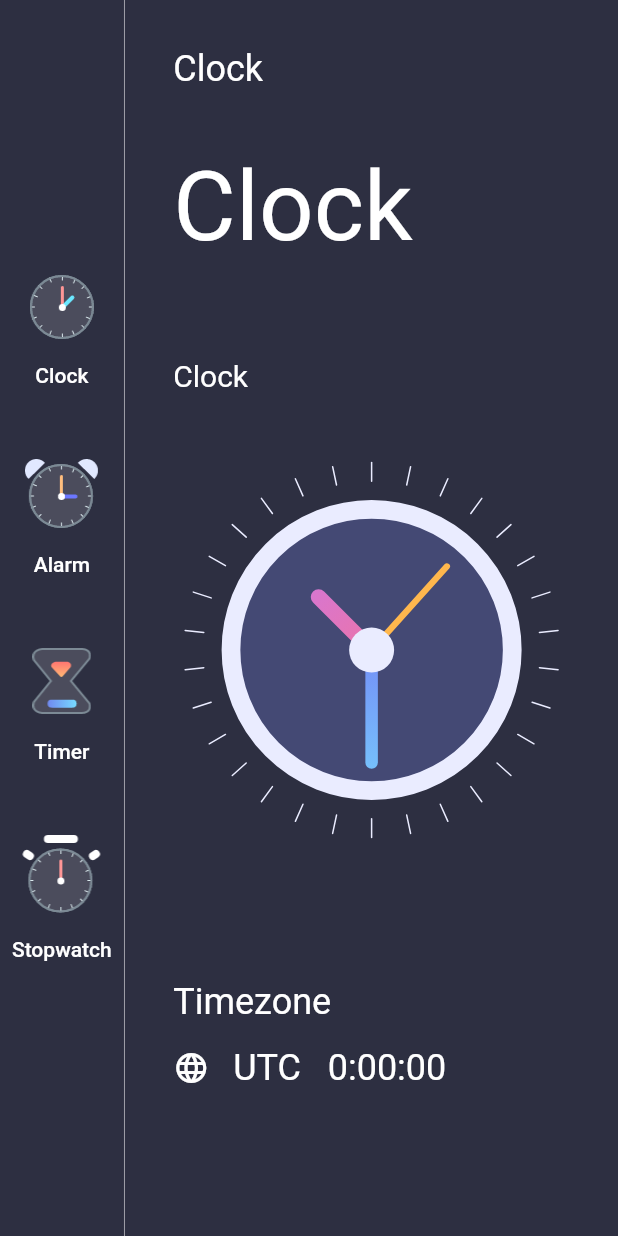
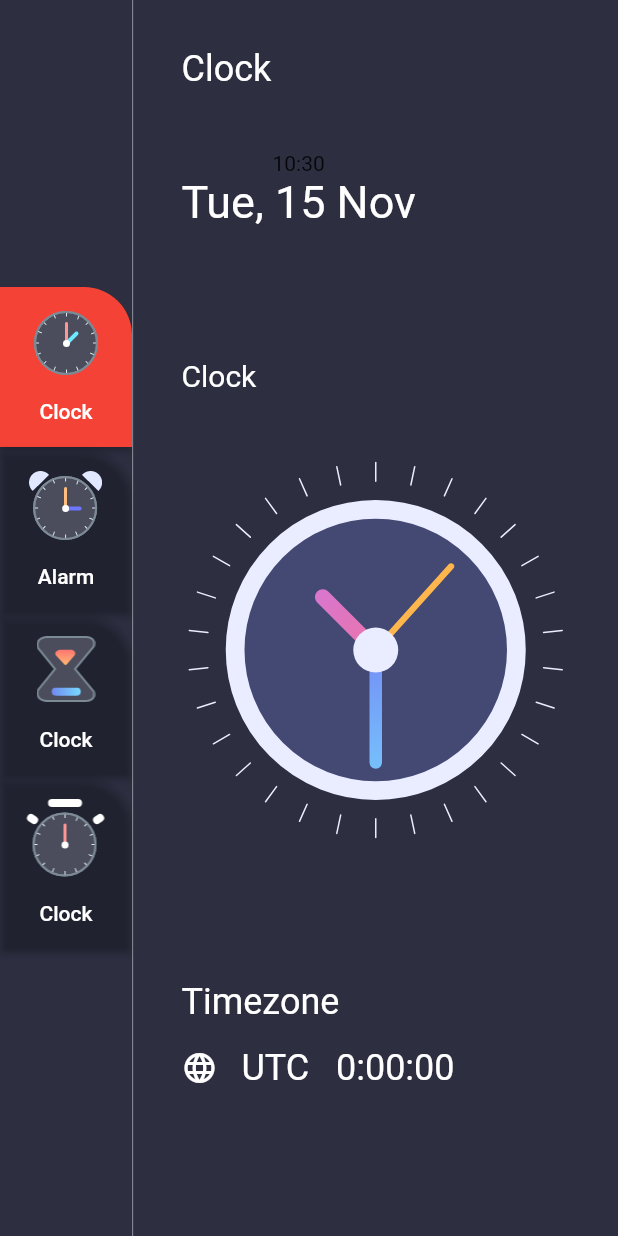
Before and after one commit to Anushavysakh/ClockApp, a Flutter app: the screen it shows after launch, on a phone screen of 412 x 824 dp. Run offline on Flutter 3.47's test engine with Material 2 defaults, Android fonts, the phone set to English and light mode, and no system bars; our stand-ins replace dotted_border, flutter_local_notifications.

Commit message:
ClockApp

```diff
--- /dev/null
+++ b/lib/data.dart
@@ -0,0 +1,18 @@
+import 'dart:ui';
+
+import 'package:clock_app/constants/theme.dart';
+import 'package:clock_app/model/enums.dart';
+
+import 'alarm_info.dart';
+import 'model/menu_info.dart';
+
+List<MenuInfo> menuItems = [
+  MenuInfo(MenuType.clock,title: 'Clock',imageSource: 'assets/clock_icon.png'),
+  MenuInfo(MenuType.alarm,title: 'Alarm',imageSource: 'assets/alarm.png'),
+  MenuInfo(MenuType.timer,title: 'Clock',imageSource: 'assets/timer_icon.png'),
+  MenuInfo(MenuType.stopwatch,title: 'Clock',imageSource: 'assets/stopwatch_icon.png'),
+];
+
+List<AlarmInfo> alarms = [AlarmInfo(DateTime.now().add(const Duration(hours: 1)),description: 'Office',gradientColors: GradientColors.fire),
+  AlarmInfo(DateTime.now().add(const Duration(hours: 1)),description: 'Sports',gradientColors: GradientColors.sky),
+];
--- a/lib/home_page.dart
+++ /dev/null
@@ -1,145 +0,0 @@
-import 'package:clock_app/clock_view_page.dart';
-import 'package:flutter/material.dart';
-import 'package:intl/intl.dart';
-
-class HomePage extends StatefulWidget {
-  const HomePage({Key? key}) : super(key: key);
-
-  @override
-  State<HomePage> createState() => _HomePageState();
-}
-
-class _HomePageState extends State<HomePage> {
-  @override
-  Widget build(BuildContext context) {
-    var now = DateTime.now();
-    var formattedTime = DateFormat('HH:mm').format(now);
-    var formattedDate = DateFormat('EEE,d MMM').format(now);
-    var timezoneString = now.timeZoneOffset.toString().split('.').first;
-    var offsetSign = '';
-    if (!timezoneString.startsWith('-')) offsetSign = '';
-    print(timezoneString);
-
-    return Scaffold(
-      backgroundColor: Color(0xFF2D2F41),
-      body: Row(
-        children: [
-          Column(
-            mainAxisAlignment: MainAxisAlignment.center,
-            children: [
-              buildElevatedButton('Clock', 'assets/clock_icon.png'),
-              buildElevatedButton('Alarm', 'assets/alarm.png'),
-              buildElevatedButton('Timer', 'assets/timer_icon.png'),
-              buildElevatedButton('Stopwatch', 'assets/stopwatch_icon.png')
-            ],
-          ),
-          VerticalDivider(
-            color: Colors.white54,
-            width: 1,
-          ),
-          Expanded(
-            child: Container(
-              padding: const EdgeInsets.all(32),
-              alignment: Alignment.center,
-              color: const Color(0xFF2D2F41),
-              child: Column(
-                crossAxisAlignment: CrossAxisAlignment.start,
-                children: [
-                  Flexible(
-                    flex: 1,
-                    fit: FlexFit.tight,
-                    child: Text(
-                      'Clock',
-                      style: TextStyle(color: Colors.white, fontSize: 24),
-                    ),
-                  ),
-                  Flexible(flex: 2,
-                    child: Column(
-                      children: [
-                        const Text(
-                          'Clock',
-                          style: TextStyle(color: Colors.white, fontSize: 64),
-                        ),
-                      ],
-                    ),
-                  ),
-                  Flexible(flex: 1,
-                    fit: FlexFit.tight,
-                    child: Column(
-                      children: const [
-                        Text(
-                          'Clock',
-                          style: TextStyle(color: Colors.white, fontSize: 20),
-                        ),
-                      ],
-                    ),
-                  ),
-                  Flexible(
-                      flex: 5,
-                      fit: FlexFit.tight,
-                      child: Align(
-                          alignment: Alignment.center,
-                          child: const ClockView(size: 250,))),
-                  Flexible(
-                    flex: 2,
-                    fit: FlexFit.tight,
-                    child: Column(crossAxisAlignment: CrossAxisAlignment.start,
-                      children: [
-                        const Text(
-                          'Timezone',
-                          style: TextStyle(color: Colors.white, fontSize: 24),
-                        ),SizedBox(height: 16,),
-                        Row(
-                          children: <Widget>[
-                            const Icon(
-                              Icons.language,
-                              color: Colors.white,
-                            ),
-                            const SizedBox(
-                              width: 16,
-                            ),
-                            Text(
-                              'UTC $offsetSign  $timezoneString',
-                              style:
-                              const TextStyle(color: Colors.white, fontSize: 24),
-                            )
-                          ],
-                        )
-                      ],
-                    ),
-                  ),
-
-                ],
-              ),
-            ),
-          ),
-        ],
-      ),
-    );
-  }
-
-  Padding buildElevatedButton(String title, String image) {
-    return Padding(
-      padding: const EdgeInsets.symmetric(vertical: 16.0),
-      child: TextButton(style: ButtonStyle(
-      ),
-          onPressed: () {},
-          child: Column(
-            mainAxisAlignment: MainAxisAlignment.center,
-            children: <Widget>[
-              Image.asset(
-                image,
-                scale: 1.5,
-              ),
-              const SizedBox(
-                height: 16,
-              ),
-              Text(
-                title,
-                style: TextStyle(color: Colors.white, fontSize: 14),
-              ),
-            ],
-          )),
-    );
-  }
-}
--- /dev/null
+++ b/lib/model/enums.dart
@@ -0,0 +1 @@
+enum MenuType { clock, alarm, timer, stopwatch }
--- /dev/null
+++ b/lib/model/menu_info.dart
@@ -0,0 +1,22 @@
+import 'package:clock_app/model/enums.dart';
+import 'package:flutter/material.dart';
+import 'package:provider/provider.dart';
+
+class MenuInfo extends ChangeNotifier {
+  MenuType menuType;
+  String? title;
+  String? imageSource;
+
+  MenuInfo(this.menuType, {this.title, this.imageSource});
+
+  updateMenu(MenuInfo menuInfo) {
+    this.menuType = menuInfo.menuType;
+    this.title = menuInfo.title;
+    this.imageSource = menuInfo.imageSource;
+
+    notifyListeners();
+
+
+
+  }
+}
--- /dev/null
+++ b/lib/pages/clock_page.dart
@@ -0,0 +1,115 @@
+import 'package:clock_app/widgets/digital_clock.dart';
+import 'package:flutter/material.dart';
+import 'package:intl/intl.dart';
+
+import 'clock_view_page.dart';
+
+class ClockPage extends StatefulWidget {
+  const ClockPage({
+    Key? key,
+    required this.offsetSign,
+    required this.timezoneString,
+  }) : super(key: key);
+
+  final String offsetSign;
+  final String timezoneString;
+
+  @override
+  State<ClockPage> createState() => _ClockPageState();
+}
+
+class _ClockPageState extends State<ClockPage> {
+
+  var now = DateTime.now();
+  var formattedDate = DateFormat('EEE, d MMM').format(DateTime.now());
+  var timezoneString = DateTime.now().timeZoneOffset.toString().split('.').first;
+  @override
+  Widget build(BuildContext context) {
+    return Container(
+      padding: const EdgeInsets.all(32),
+      alignment: Alignment.center,
+      color: const Color(0xFF2D2F41),
+      child: Column(
+        crossAxisAlignment: CrossAxisAlignment.start,
+        children: [
+          const Flexible(
+            flex: 1,
+            fit: FlexFit.tight,
+            child: Text(
+              'Clock',
+              style: TextStyle(color: Colors.white, fontSize: 24),
+            ),
+          ),
+          Flexible(
+            flex: 2,
+            child: Column(
+              children:  [
+                DigitalClockWidget(),
+                Text(
+                  formattedDate,
+                  style:
+                  TextStyle(color: Colors.white, fontSize: 30),
+                ),
+              ],
+            ),
+          ),
+          Flexible(
+            flex: 1,
+            fit: FlexFit.tight,
+            child: Column(
+              children: const [
+                Text(
+                  'Clock',
+                  style:
+                  TextStyle(color: Colors.white, fontSize: 20),
+                ),
+              ],
+            ),
+          ),
+          const Flexible(
+              flex: 5,
+              fit: FlexFit.tight,
+              child: Align(
+                  alignment: Alignment.center,
+                  child: ClockView(
+                    size: 250,
+                  ))),
+          Flexible(
+            flex: 2,
+            fit: FlexFit.tight,
+            child: Column(
+              crossAxisAlignment: CrossAxisAlignment.start,
+              children: [
+                const Text(
+                  'Timezone',
+                  style:
+                  TextStyle(color: Colors.white, fontSize: 24),
+                ),
+                const SizedBox(
+                  height: 16,
+                ),
+                Row(
+                  children: <Widget>[
+                    const Icon(
+                      Icons.language,
+                      color: Colors.white,
+                    ),
+                    const SizedBox(
+                      width: 16,
+                    ),
+                    Text(
+                      'UTC ${widget.offsetSign}  ${widget.timezoneString}',
+                      style: const TextStyle(
+                          color: Colors.white, fontSize: 24),
+                    )
+                  ],
+                )
+              ],
+            ),
+          ),
+        ],
+      ),
+    );
+  }
+
+}
--- a/lib/clock_view_page.dart
+++ b/lib/pages/clock_view_page.dart
@@ -4,7 +4,6 @@ import 'dart:math';
 import 'package:flutter/material.dart';
 
 class ClockView extends StatefulWidget {
-
   final double? size;
 
   const ClockView({super.key, this.size});
@@ -14,17 +13,30 @@ class ClockView extends StatefulWidget {
 }
 
 class _ClockViewState extends State<ClockView> {
+  Timer? timerObj;
+
   @override
   void initState() {
-    Timer.periodic(const Duration(seconds: 1), (timer) {
+    timerObj = Timer.periodic(const Duration(seconds: 1), (timer) {
+      print("Inside timer");
+      // if (!mounted) return ;
+      print("After if statement");
       setState(() {});
     });
     super.initState();
   }
 
   @override
+  void dispose() {
+    print("Inside dispose");
+    super.dispose();
+    timerObj?.cancel();
+  }
+
+  @override
   Widget build(BuildContext context) {
-    return Align(alignment: Alignment.topCenter,
+    return Align(
+      alignment: Alignment.topCenter,
       child: Container(
         width: widget.size,
         height: widget.size,
@@ -90,9 +102,13 @@ class ClockPainter extends CustomPainter {
     canvas.drawCircle(center, radius * 0.75, outlineBrush);
 
     var hourHandX = centerX +
-        radius * 0.4 * cos((dateTime.hour * 30 + dateTime.minute * 0.5) * pi / 180);
+        radius *
+            0.4 *
+            cos((dateTime.hour * 30 + dateTime.minute * 0.5) * pi / 180);
     var hourHandY = centerY +
-        radius * 0.4 * sin((dateTime.hour * 30 + dateTime.minute * 0.5) * pi / 180);
+        radius *
+            0.4 *
+            sin((dateTime.hour * 30 + dateTime.minute * 0.5) * pi / 180);
     canvas.drawLine(center, Offset(hourHandX, hourHandY), hourHandBrush);
 
     var minHandX = centerX + radius * 0.6 * cos(dateTime.minute * 6 * pi / 180);
--- /dev/null
+++ b/lib/pages/home_page.dart
@@ -0,0 +1,100 @@
+import 'package:clock_app/data.dart';
+import 'package:clock_app/model/enums.dart';
+import 'package:clock_app/model/menu_info.dart';
+import 'package:clock_app/pages/clock_view_page.dart';
+import 'package:flutter/material.dart';
+import 'package:intl/intl.dart';
+import 'package:provider/provider.dart';
+
+import 'alarm_page.dart';
+import 'clock_page.dart';
+
+class HomePage extends StatefulWidget {
+  const HomePage({Key? key}) : super(key: key);
+
+  @override
+  State<HomePage> createState() => _HomePageState();
+}
+
+class _HomePageState extends State<HomePage> {
+  @override
+  Widget build(BuildContext context) {
+    var now = DateTime.now();
+    var formattedTime = DateFormat('HH:mm').format(now);
+    var formattedDate = DateFormat('EEE,d MMM').format(now);
+    var timezoneString = now.timeZoneOffset.toString().split('.').first;
+    var offsetSign = '';
+    if (!timezoneString.startsWith('-')) offsetSign = '';
+    print(timezoneString);
+
+    return Scaffold(
+      resizeToAvoidBottomInset: false,
+      backgroundColor: Color(0xFF2D2F41),
+      body: Row(
+        children: <Widget>[
+          Column(
+            mainAxisAlignment: MainAxisAlignment.center,
+            children: menuItems
+                .map((currentInfo) => buildElevatedButton(currentInfo))
+                .toList(),
+          ),
+          const VerticalDivider(
+            color: Colors.white54,
+            width: 1,
+          ),
+          Expanded(
+            child: Consumer<MenuInfo>(
+              builder: (BuildContext context, MenuInfo value, Widget? child) {
+                print("Inside consumer");
+                if (value.menuType == MenuType.clock) {
+                  return ClockPage(offsetSign: offsetSign, timezoneString: timezoneString);
+                } else if (value.menuType == MenuType.alarm) {
+                  return const AlarmPage();
+                }
+                else {
+                  return ClockPage(
+                    offsetSign: offsetSign, timezoneString: timezoneString);
+                }
+              },
+            ),
+          ),
+        ],
+      ),
+    );
+  }
+
+  Widget buildElevatedButton(MenuInfo currentMenuInfo) {
+    return Consumer<MenuInfo>(
+      builder: (BuildContext context, MenuInfo value, Widget? child) {
+        return MaterialButton(
+            padding: EdgeInsets.symmetric(vertical: 16),
+            shape: const RoundedRectangleBorder(
+                borderRadius: BorderRadius.only(topRight: Radius.circular(32))),
+            color: currentMenuInfo.menuType == value.menuType
+                ? Colors.red
+                : Colors.transparent,
+            onPressed: () {
+              var menuInfo = Provider.of<MenuInfo>(context, listen: false);
+              menuInfo.updateMenu(currentMenuInfo);
+              //context.read<MenuInfo>().updateMenu(currentMenuInfo);
+            },
+            child: Column(
+              mainAxisAlignment: MainAxisAlignment.center,
+              children: <Widget>[
+                Image.asset(
+                  currentMenuInfo.imageSource ?? ' ',
+                  scale: 1.5,
+                ),
+                const SizedBox(
+                  height: 16,
+                ),
+                Text(
+                  currentMenuInfo.title ?? ' ',
+                  style: const TextStyle(color: Colors.white, fontSize: 14),
+                ),
+              ],
+            ));
+      },
+    );
+  }
+}
--- /dev/null
+++ b/lib/widgets/digital_clock.dart
@@ -0,0 +1,46 @@
+import 'dart:async';
+
+import 'package:flutter/material.dart';
+import 'package:intl/intl.dart';
+
+class DigitalClockWidget extends StatefulWidget {
+  const DigitalClockWidget({
+    Key? key,
+  }) : super(key: key);
+  @override
+  State<StatefulWidget> createState() {
+    return DigitalClockWidgetState();
+  }
+}
+
+class DigitalClockWidgetState extends State<DigitalClockWidget> {
+  var formattedTime = DateFormat('HH:mm').format(DateTime.now());
+  late Timer timer;
+
+  @override
+  void initState() {
+    this.timer = Timer.periodic(Duration(seconds: 1), (timer) {
+      var perviousMinute = DateTime.now().add(Duration(seconds: -1)).minute;
+      var currentMinute = DateTime.now().minute;
+      if (perviousMinute != currentMinute)
+        setState(() {
+          formattedTime = DateFormat('HH:mm').format(DateTime.now());
+        });
+    });
+    super.initState();
+  }
+
+  @override
+  void dispose() {
+    this.timer.cancel();
+    super.dispose();
+  }
+
+  @override
+  Widget build(BuildContext context) {
+    print('=====>digital clock updated');
+    return Text(
+      formattedTime,
+    );
+  }
+}
--- a/pubspec.yaml
+++ b/pubspec.yaml
@@ -29,6 +29,9 @@ environment:
 # the latest version available on pub.dev. To see which dependencies have newer
 # versions available, run `flutter pub outdated`.
 dependencies:
+  provider: ^6.0.4
+  dotted_border: ^2.0.0+3
+  flutter_local_notifications: ^12.0.3
   intl: ^0.17.0
   flutter:
     sdk: flutter
```
Also changed, not shown: lib/alarm_info.dart (added, +12 -0 lines), lib/constants/theme.dart (added, +37 -0 lines), lib/main.dart (+32 -4 lines), lib/pages/alarm_page.dart (added, +145 -0 lines), pubspec.lock, 2 other files.
